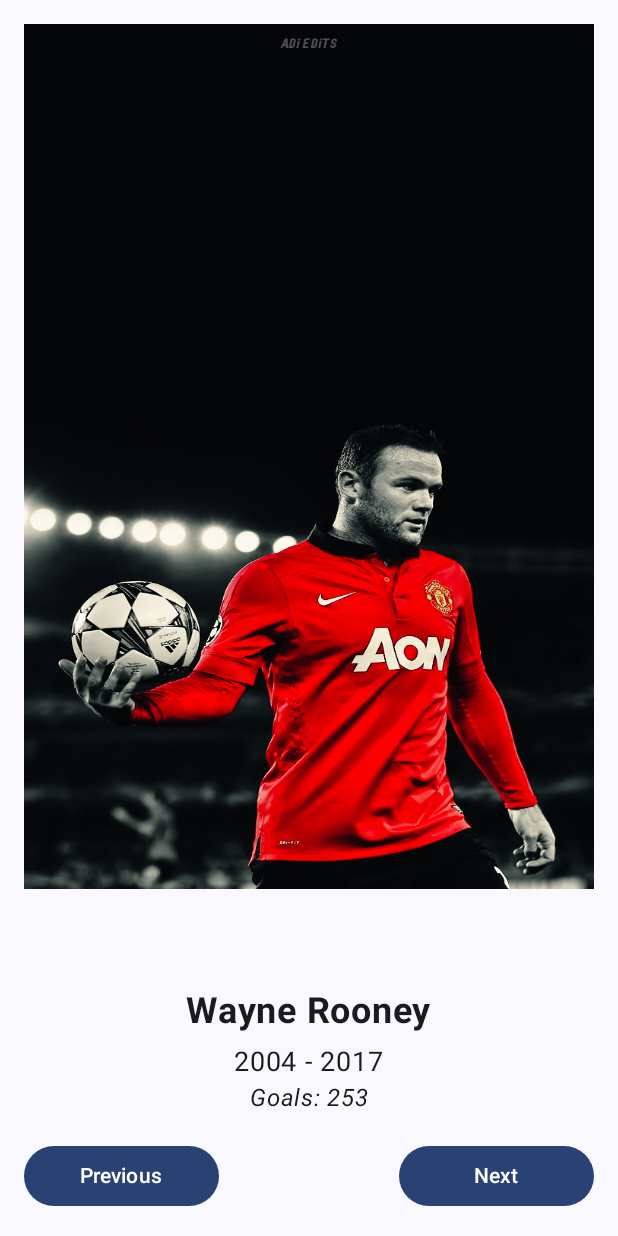
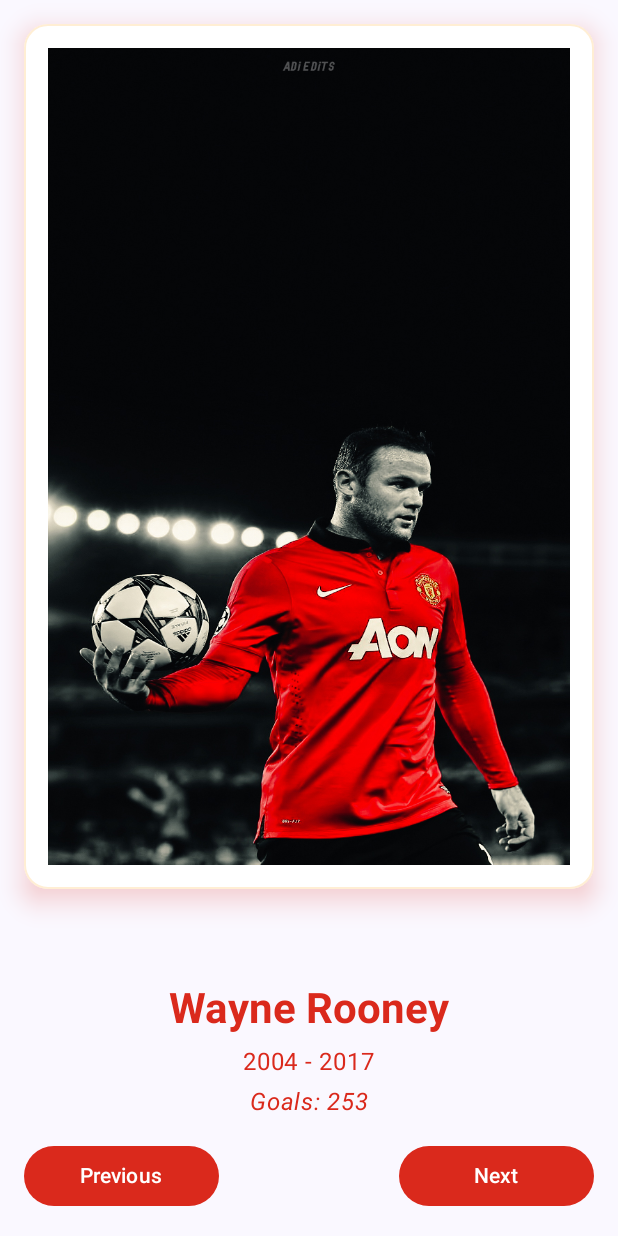
Before and after one commit to ninhTKieen/kotlin-learning, an Android app built with Jetpack Compose: the screen it shows after launch (MainActivity), on a phone screen of 412 x 824 dp. Run offline under Robolectric (Android 15) with nearby library versions, the phone set to English and light mode, and no system bars.

```diff
--- a/ArtSpace/app/src/main/java/com/example/artspace/MainActivity.kt
+++ b/ArtSpace/app/src/main/java/com/example/artspace/MainActivity.kt
@@ -5,7 +5,10 @@ import android.os.Bundle
 import androidx.activity.ComponentActivity
 import androidx.activity.compose.setContent
 import androidx.activity.enableEdgeToEdge
+import androidx.compose.foundation.BorderStroke
 import androidx.compose.foundation.Image
+import androidx.compose.foundation.background
+import androidx.compose.foundation.border
 import androidx.compose.foundation.layout.Arrangement
 import androidx.compose.foundation.layout.Column
 import androidx.compose.foundation.layout.Row
@@ -16,8 +19,12 @@ import androidx.compose.foundation.layout.height
 import androidx.compose.foundation.layout.padding
 import androidx.compose.foundation.layout.safeDrawingPadding
 import androidx.compose.foundation.layout.width
+import androidx.compose.foundation.shape.RoundedCornerShape
 import androidx.compose.material3.Button
+import androidx.compose.material3.ButtonDefaults
+import androidx.compose.material3.MaterialTheme
 import androidx.compose.material3.Scaffold
+import androidx.compose.material3.Surface
 import androidx.compose.material3.Text
 import androidx.compose.runtime.Composable
 import androidx.compose.runtime.getValue
@@ -26,8 +33,12 @@ import androidx.compose.runtime.remember
 import androidx.compose.runtime.setValue
 import androidx.compose.ui.Alignment
 import androidx.compose.ui.Modifier
+import androidx.compose.ui.draw.clip
+import androidx.compose.ui.draw.shadow
+import androidx.compose.ui.graphics.Color
 import androidx.compose.ui.layout.ContentScale
 import androidx.compose.ui.platform.LocalConfiguration
+import androidx.compose.ui.res.colorResource
 import androidx.compose.ui.res.painterResource
 import androidx.compose.ui.res.stringResource
 import androidx.compose.ui.text.font.FontStyle
@@ -36,6 +47,7 @@ import androidx.compose.ui.tooling.preview.Preview
 import androidx.compose.ui.unit.dp
 import androidx.compose.ui.unit.sp
 import com.example.artspace.ui.theme.ArtSpaceTheme
+import java.nio.file.WatchEvent
 
 class MainActivity : ComponentActivity() {
     @SuppressLint("UnusedMaterial3ScaffoldPaddingParameter")
@@ -61,7 +73,7 @@ fun ArtSpaceScreen(name: String, modifier: Modifier = Modifier) {
     val player = players[currentIdx]
     val screenHeight = LocalConfiguration.current.screenHeightDp
     val imgHeight = screenHeight * 0.7f
-
+    val shape = RoundedCornerShape(16.dp)
 
     Column(
         modifier = Modifier.fillMaxSize()
@@ -69,32 +81,52 @@ fun ArtSpaceScreen(name: String, modifier: Modifier = Modifier) {
             .safeDrawingPadding(),
         horizontalAlignment = Alignment.CenterHorizontally
     ) {
-        Image(
-            painter = painterResource(player.imgResId),
-            contentDescription = "",
-            modifier = Modifier.fillMaxWidth()
-                .height(imgHeight.dp),
-            contentScale = ContentScale.FillBounds
-        )
+        Surface(
+            modifier = modifier
+                .height(imgHeight.dp)
+                .border(
+                    border = BorderStroke(width = 1.dp, color = Color(0xFFFFEED4)),
+                    shape = RoundedCornerShape(16.dp))
+                .shadow(
+                    elevation = 10.dp,
+                    ambientColor = Color.Yellow,
+                    spotColor = Color(0xFFDA291C),
+                    shape = shape
+                )
+                .clip(shape = shape)
+                .background(color = Color.White)
+                .padding(16.dp)
+        ) {
+            Image(
+                painter = painterResource(player.imgResId),
+                contentDescription = "",
+                modifier = Modifier.fillMaxSize(),
+                contentScale = ContentScale.FillBounds
+            )
+        }
 
         Spacer(Modifier.weight(1F))
 
         Text(
             text = player.name,
-            fontSize = 24.sp,
-            fontWeight = FontWeight.Bold
+            fontWeight = FontWeight.Bold,
+            color = colorResource(R.color.man_red),
+            style = MaterialTheme.typography.headlineMedium
         )
 
         Text(
             text = player.years,
-            fontSize = 18.sp,
-            fontWeight = FontWeight.Normal,
-            modifier = Modifier.padding(top = 8.dp)
+            modifier = Modifier.padding(top = 8.dp),
+            color = colorResource(R.color.man_red),
+            style = MaterialTheme.typography.bodyLarge
         )
 
         Text(
             text = stringResource(R.string.total_goals, player.goals),
-            fontStyle = FontStyle.Italic
+            modifier = Modifier.padding(top = 8.dp),
+            fontStyle = FontStyle.Italic,
+            color = colorResource(R.color.man_red),
+            style = MaterialTheme.typography.bodyLarge
         )
 
         Row(
@@ -106,6 +138,10 @@ fun ArtSpaceScreen(name: String, modifier: Modifier = Modifier) {
                 onClick = {
                     currentIdx = getPreviousIndex(currentIdx)
                 },
+                colors = ButtonDefaults.buttonColors(
+                    containerColor = Color(0xFFDA291C),
+                    contentColor = Color.White
+                ),
                 modifier = Modifier.width(130.dp)
             ) {
                 Text("Previous")
@@ -115,6 +151,10 @@ fun ArtSpaceScreen(name: String, modifier: Modifier = Modifier) {
                 onClick = {
                     currentIdx = getNextIndex(currentIdx)
                 },
+                colors = ButtonDefaults.buttonColors(
+                    containerColor = Color(0xFFDA291C),
+                    contentColor = Color.White
+                ),
                 modifier = Modifier.width(130.dp)
             ) {
                 Text("Next")
--- a/ArtSpace/app/src/main/res/values/colors.xml
+++ b/ArtSpace/app/src/main/res/values/colors.xml
@@ -7,4 +7,5 @@
     <color name="teal_700">#FF018786</color>
     <color name="black">#FF000000</color>
     <color name="white">#FFFFFFFF</color>
+    <color name="man_red">#FFDA291C</color>
 </resources>
```
